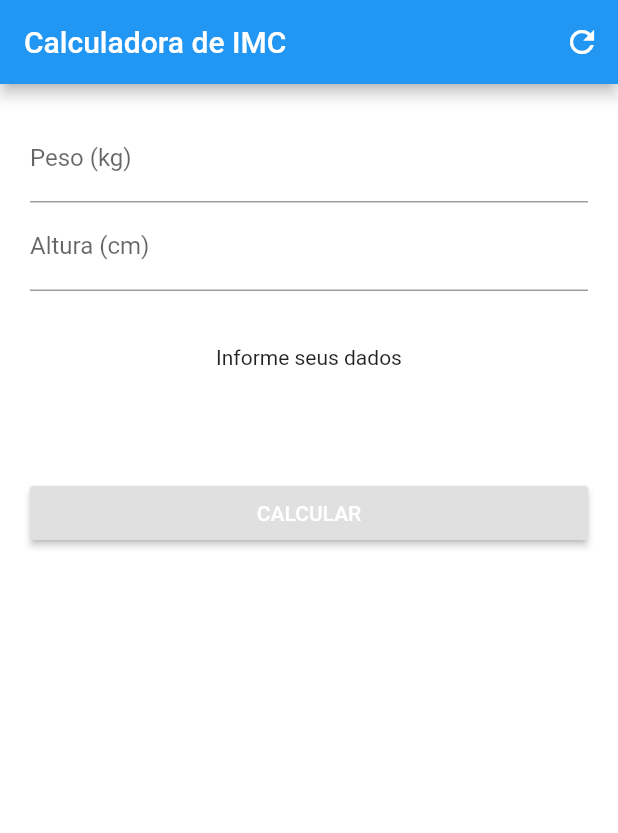
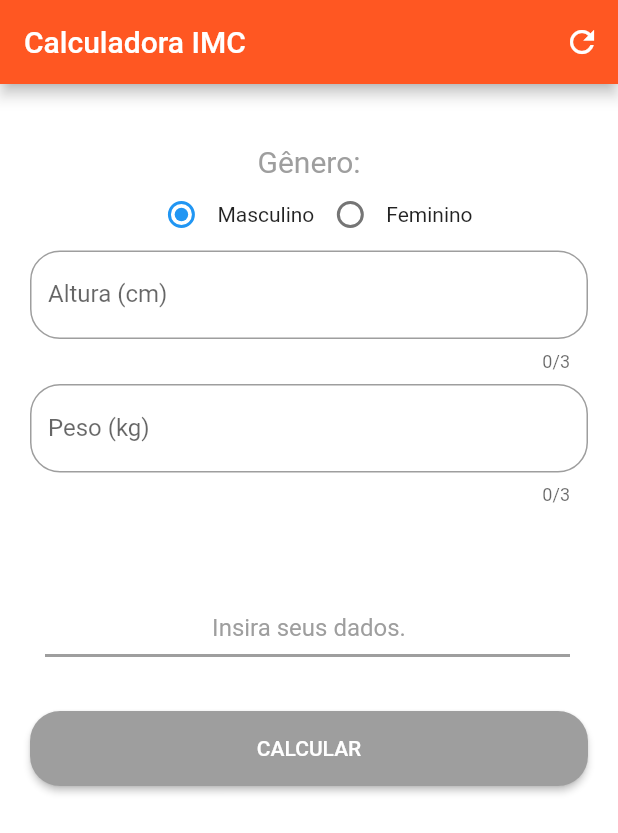
Before and after one commit to kleberandrade/calculadora-imc-aulas-flutter, a Flutter app: the screen it shows after launch, on a phone screen of 412 x 824 dp. Shown: the top 833 px of the screen. Run offline on Flutter 3.47's test engine with Material 2 defaults, Android fonts, the phone set to English and light mode, and no system bars; drawn by our look-alikes of percent_indicator.

Commit message:
// [x] Adicionar botões (Toggle ou Radio button) para escolha de gênero (masculino / feminino);

```diff
--- a/lib/main.dart
+++ b/lib/main.dart
@@ -1,53 +1,191 @@
+// [x] Adicionar botões (Toggle ou Radio button) para escolha de gênero (masculino / feminino);
+// [x] Corrigir o calculo de acordo com o gênero (masculino e feminino);
+// [x] Criar um classe Pessoa com os atributos (peso, altura e gênero), criar métodos para calcular IMC e classificar;
+// [x] Refatorar o código do aplicativo para utilizar a classe Pessoa;
+// [x] Aplicar uma escala de cores para o resultado da classificação do IMC;
+// [x] Aumentar o texto do resultado do IMC (número) e também colocar em negrito.
+
 import 'package:flutter/material.dart';
+import 'package:percent_indicator/percent_indicator.dart';
 
-void main() => runApp(
-      MaterialApp(
+
+class Pessoa{
+  double peso = 0.0;
+  double altura = 0.0;
+  int genero = 0;
+
+  double calcularIMC(){
+    return this.peso / (this.altura/100 * this.altura/100);
+  }
+
+  Color buscarCorIdeal(double imc
+) {
+
+
+    Color cor;
+    if (this.genero == 0){
+      if (imc < 20.7)
+
+        cor = Colors.blue;
+      else if (imc >= 20.7 && imc <= 26.4)
+        cor = Colors.green;
+      else if (imc >= 26.5 && imc <= 27.8)
+        cor = Colors.lime;
+      else if (imc >= 27.9 && imc <= 31.1)
+        cor = Colors.yellow;
+      else
+        cor = Colors.red;
+    }
+    else{
+      if (imc < 19.1)
+        cor = Colors.blue;
+      else if (imc >= 19.1 && imc <= 25.8)
+        cor = Colors.green;
+      else if (imc >= 25.9 && imc <= 27.3)
+        cor = Colors.lime;
+      else if (imc >= 27.4 && imc <= 32.3)
+        cor = Colors.yellow;
+      else
+        cor = Colors.red;
+    }
+    return cor;
+  }
+
+  String classificar(double imc){
+    String _result = '';
+
+
+
+    if (this.genero == 0){
+
+      if (imc < 20.7)
+        _result += "Abaixo do peso";
+      else if (imc >= 20.7 && imc <= 26.4)
+        _result += "Peso ideal";
+      else if (imc >= 26.5 && imc <= 27.8)
+        _result += "Levemente acima do peso";
+      else if (imc >= 27.9 && imc <= 31.1)
+        _result += "Acima do peso";
+      else
+        _result += "Obesidade";
+    }
+    else{
+
+      if (imc < 19.1)
+        _result += "Abaixo do peso";
+      else if (imc >= 19.1 && imc <= 25.8)
+        _result += "Peso ideal";
+      else if (imc >= 25.9 && imc <= 27.3)
+        _result += "Levemente acima do peso";
+      else if (imc >= 27.4 && imc <= 32.3)
+        _result += "Acima do peso";
+      else
+        _result += "Obesidade";
+    }
+    return _result;
+  }
+}
+
+void main() => runApp(MaterialApp(
   home: Home(),
   debugShowCheckedModeBanner: false,
-
-      ),
-    );
+));
 
 class Home extends StatefulWidget {
   @override
   _HomeState createState() => _HomeState();
+
+
+
 }
 
-class _HomeState extends State<Home> {
-  GlobalKey<FormState> _formKey = GlobalKey<FormState>();
+class _HomeState extends State<Home> with SingleTickerProviderStateMixin
+ {
+
+  TabController controller;
 
   TextEditingController _weightController = TextEditingController();
   TextEditingController _heightController = TextEditingController();
-  String _result;
+  GlobalKey<FormState> _formKey = GlobalKey<FormState>();
+
+
+  Pessoa usuario = Pessoa();
+  String imcNumber = "0.0";
+  String imcMessage = "Insira seus dados.";
+  Color imcColor = Colors.grey;
+  bool isResultOnScreen = false;
+  double alt = 0.0;
+
 
   @override
   void initState() {
     super.initState();
+    controller = new TabController(vsync: this, length: 2);
     resetFields();
+  }
+
+  @override
+  void dispose(){
+    controller.dispose();
+    super.dispose();
   }
 
   void resetFields() {
     _weightController.text = '';
     _heightController.text = '';
+    isResultOnScreen = false;
     setState(() {
-      _result = 'Informe seus dados';
+      imcMessage = 'Insira seus dados.';
+      imcNumber = "";
+      imcColor = Colors.grey;
     });
+  }
+
+  void _handleGenderCalculation(int value){
+
+
+    setState((){
+      if (isResultOnScreen){
+        usuario.genero = value;
+
+        imcMessage = usuario.classificar(usuario.calcularIMC());
+        imcNumber = usuario.calcularIMC().toStringAsPrecision(3);
+        imcColor = usuario.buscarCorIdeal(usuario.calcularIMC());
+
+
+      }
+    });
+    usuario.genero = value;
+  }
+
+  TextFormField customMeme(String label, String warning, TextEditingController controller) {
+
+    return TextFormField(
+      keyboardType: TextInputType.number,
+      decoration: InputDecoration(labelText: label,
+      hintText: 'insira seu peso',
+      border: OutlineInputBorder(borderRadius: BorderRadius.circular(20)),
+      ),
+      maxLength: 3,
+      controller: controller,
+      validator: (text) {
+        return text.isEmpty ? warning : null;
+      },
+    );
   }
 
   @override
   Widget build(BuildContext context) {
     return Scaffold(
-        appBar: buildAppBar(),
-        backgroundColor: Colors.white,
-        body: SingleChildScrollView(
-            padding: EdgeInsets.all(20.0), child: buildForm()));
-  }
+        appBar: AppBar(
+          title: Text(
+            'Calculadora IMC',
+          textAlign: TextAlign.center,),
 
-  AppBar buildAppBar() {
-    return AppBar(
-      title: Text('Calculadora de IMC'),
-      backgroundColor: Colors.blue,
+          backgroundColor: Colors.deepOrange,
           actions: <Widget>[
+
+
             IconButton(
               icon: Icon(Icons.refresh),
               onPressed: () {
@@ -55,85 +193,110 @@ class _HomeState extends State<Home> {
               },
             )
           ],
-    );
-  }
-
-  Form buildForm() {
-    return Form(
+        ),
+        backgroundColor: Colors.white,
+        body: SingleChildScrollView(
+            padding: EdgeInsets.all(20.0),
+            child: Form(
                 key: _formKey,
                 child: Column(
                   crossAxisAlignment: CrossAxisAlignment.stretch,
                   children: <Widget>[
-          buildTextFormField(
-              label: "Peso (kg)",
-              error: "Insira seu peso!",
-              controller: _weightController),
-          buildTextFormField(
-              label: "Altura (cm)",
-              error: "Insira uma altura!",
-              controller: _heightController),
-          buildTextResult(),
-          buildCalculateButton(),
+                    Padding(
+                      padding: EdgeInsets.only(top: 20.0),
+                      child: Text('Gênero:',
+
+                        textAlign: TextAlign.center,
+                        style: TextStyle(fontSize: 20.0, fontWeight: FontWeight.w400,
+                            color: Colors.grey),
+                      ),
+                    ),
+
+                    Row(
+                      mainAxisAlignment: MainAxisAlignment.center,
+                      children: <Widget>[
+                        Radio(value: 0,
+                          groupValue: usuario.genero,
+                          onChanged: _handleGenderCalculation,
+                        ),
+                        Text('Masculino'),
+                        Radio(value: 1,
+                          groupValue: usuario.genero,
+                          onChanged: _handleGenderCalculation,
+                          activeColor: Colors.red,
+                        ),
+                        Text('Feminino'),
+
+                      ],),
+
+                    customMeme("Altura (cm)", "Digite uma altura!", _heightController),
+                    Padding(padding: EdgeInsets.only(top: 8.0),),
+                    customMeme("Peso (kg)", "Digite um peso!", _weightController),
+
+
+
+                    Padding(
+                        padding: EdgeInsets.only(top: 8.0),
+                        child: Text(imcNumber, textAlign: TextAlign.center, style: TextStyle(fontSize: 48, fontWeight: FontWeight.bold))
+                    ),
+
+                    Padding(
+                        padding: EdgeInsets.all(8),
+
+                        child: Text(imcMessage, textAlign: TextAlign.center, style: TextStyle(fontSize: 16, color: imcColor, ))
+                    ),
+
+                      new LinearPercentIndicator(
+                      width: 370.0,
+                      lineHeight: 2.0,
+                      animation: true,
+                      percent:  1,
+                      backgroundColor: Colors.grey,
+                      progressColor: imcColor,
+                      ),
+
+
+                    Padding(
+                        padding: EdgeInsets.symmetric(vertical: 36.0),
+                        child: Container(
+                            height: 50,
+
+                            child: RaisedButton(
+
+                              color: imcColor,
+                              shape: RoundedRectangleBorder(borderRadius: BorderRadius.circular(20)),
+
+                              onPressed: () {
+
+
+                                if (_formKey.currentState.validate()) {
+                                  usuario.altura = double.parse(_heightController.text);
+                                  usuario.peso = double.parse(_weightController.text);
+                                  double resultado = usuario.calcularIMC();
+
+                                  setState((){
+                                    imcMessage = usuario.classificar(resultado);
+                                    imcNumber = usuario.calcularIMC().toStringAsPrecision(3);
+                                    imcColor = usuario.buscarCorIdeal(usuario.calcularIMC());
+                                    isResultOnScreen = true;
+                                  });
+                                }
+                              },
+                              child: Text('CALCULAR', style: TextStyle(color: Colors.white)),
+
+
+                            ))),
+
+
+
+
                 ],
+
+
+
+                ),
+                ),
                 ),
                 );
   }
-
-  void calculateImc() {
-    double weight = double.parse(_weightController.text);
-    double height = double.parse(_heightController.text) / 100.0;
-    double imc = weight / (height * height);
-
-    setState(() {
-      _result = "IMC = ${imc.toStringAsPrecision(2)}\n";
-      if (imc < 18.6)
-        _result += "Abaixo do peso";
-      else if (imc < 25.0)
-        _result += "Peso ideal";
-      else if (imc < 30.0)
-        _result += "Levemente acima do peso";
-      else if (imc < 35.0)
-        _result += "Obesidade Grau I";
-      else if (imc < 40.0)
-        _result += "Obesidade Grau II";
-      else
-        _result += "Obesidade Grau IIII";
-    });
 }
-
-  Widget buildCalculateButton() {
-    return Padding(
-      padding: EdgeInsets.symmetric(vertical: 36.0),
-      child: RaisedButton(
-        onPressed: () {
-          if (_formKey.currentState.validate()) {
-            calculateImc();
-          }
-        },
-        child: Text('CALCULAR', style: TextStyle(color: Colors.white)),
-      ),
-    );
-  }
-
-  Widget buildTextResult() {
-    return Padding(
-      padding: EdgeInsets.symmetric(vertical: 36.0),
-      child: Text(
-        _result,
-        textAlign: TextAlign.center,
-      ),
-    );
-  }
-
-  Widget buildTextFormField(
-      {TextEditingController controller, String error, String label}) {
-    return TextFormField(
-      keyboardType: TextInputType.number,
-      decoration: InputDecoration(labelText: label),
-      controller: controller,
-      validator: (text) {
-        return text.isEmpty ? error : null;
-      },
-    );
-  }
-}
```
Lines whose indentation alone changed are shown as unchanged.
